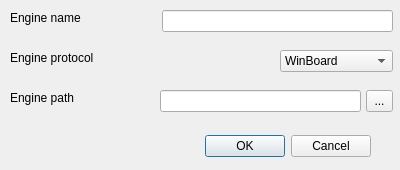
This is addenginedialog.ui in fire-lizard/QBoard as Qt 5 draws it before an edit. The edited form follows.
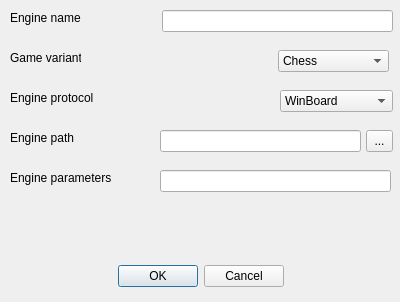
This is the edited form.

What changed in the file:
```diff
--- a/addenginedialog.ui
+++ b/addenginedialog.ui
@@ -7,7 +7,7 @@
     <x>0</x>
     <y>0</y>
     <width>400</width>
-    <height>170</height>
+    <height>302</height>
    </rect>
   </property>
   <property name="windowTitle">
@@ -17,7 +17,7 @@
    <property name="geometry">
     <rect>
      <x>30</x>
-     <y>130</y>
+     <y>260</y>
      <width>341</width>
      <height>32</height>
     </rect>
@@ -26,7 +26,10 @@
     <enum>Qt::Horizontal</enum>
    </property>
    <property name="standardButtons">
-    <set>QDialogButtonBox::Cancel|QDialogButtonBox::Ok</set>
+    <set>QDialogButtonBox::StandardButton::Cancel|QDialogButtonBox::StandardButton::Ok</set>
+   </property>
+   <property name="centerButtons">
+    <bool>true</bool>
    </property>
   </widget>
   <widget class="QLabel" name="labelEngineName">
@@ -56,7 +59,7 @@
    <property name="geometry">
     <rect>
      <x>10</x>
-     <y>50</y>
+     <y>90</y>
      <width>110</width>
      <height>16</height>
     </rect>
@@ -69,7 +72,7 @@
    <property name="geometry">
     <rect>
      <x>280</x>
-     <y>50</y>
+     <y>90</y>
      <width>113</width>
      <height>22</height>
     </rect>
@@ -104,7 +107,7 @@
    <property name="geometry">
     <rect>
      <x>10</x>
-     <y>90</y>
+     <y>130</y>
      <width>110</width>
      <height>16</height>
     </rect>
@@ -117,7 +120,7 @@
    <property name="geometry">
     <rect>
      <x>160</x>
-     <y>90</y>
+     <y>130</y>
      <width>201</width>
      <height>22</height>
     </rect>
@@ -127,7 +130,7 @@
    <property name="geometry">
     <rect>
      <x>366</x>
-     <y>90</y>
+     <y>130</y>
      <width>27</width>
      <height>22</height>
     </rect>
@@ -136,6 +139,82 @@
     <string>...</string>
    </property>
   </widget>
+  <widget class="QLabel" name="labelGameVariant">
+   <property name="geometry">
+    <rect>
+     <x>10</x>
+     <y>50</y>
+     <width>71</width>
+     <height>16</height>
+    </rect>
+   </property>
+   <property name="text">
+    <string>Game variant</string>
+   </property>
+  </widget>
+  <widget class="QComboBox" name="gameVariant">
+   <property name="geometry">
+    <rect>
+     <x>278</x>
+     <y>50</y>
+     <width>111</width>
+     <height>22</height>
+    </rect>
+   </property>
+   <item>
+    <property name="text">
+     <string>Chess</string>
+    </property>
+   </item>
+   <item>
+    <property name="text">
+     <string>Xiangqi</string>
+    </property>
+   </item>
+   <item>
+    <property name="text">
+     <string>Shogi</string>
+    </property>
+   </item>
+   <item>
+    <property name="text">
+     <string>Sho Shogi</string>
+    </property>
+   </item>
+   <item>
+    <property name="text">
+     <string>Chu Shogi</string>
+    </property>
+   </item>
+   <item>
+    <property name="text">
+     <string>Mini Shogi</string>
+    </property>
+   </item>
+  </widget>
+  <widget class="QLabel" name="labelEngineParameters">
+   <property name="geometry">
+    <rect>
+     <x>10</x>
+     <y>170</y>
+     <width>101</width>
+     <height>16</height>
+    </rect>
+   </property>
+   <property name="text">
+    <string>Engine parameters</string>
+   </property>
+  </widget>
+  <widget class="QLineEdit" name="engineParameters">
+   <property name="geometry">
+    <rect>
+     <x>160</x>
+     <y>170</y>
+     <width>231</width>
+     <height>22</height>
+    </rect>
+   </property>
+  </widget>
  </widget>
  <resources/>
  <connections>
```
Left out of the diff: 2 changed lines with no effect on the pictures.
